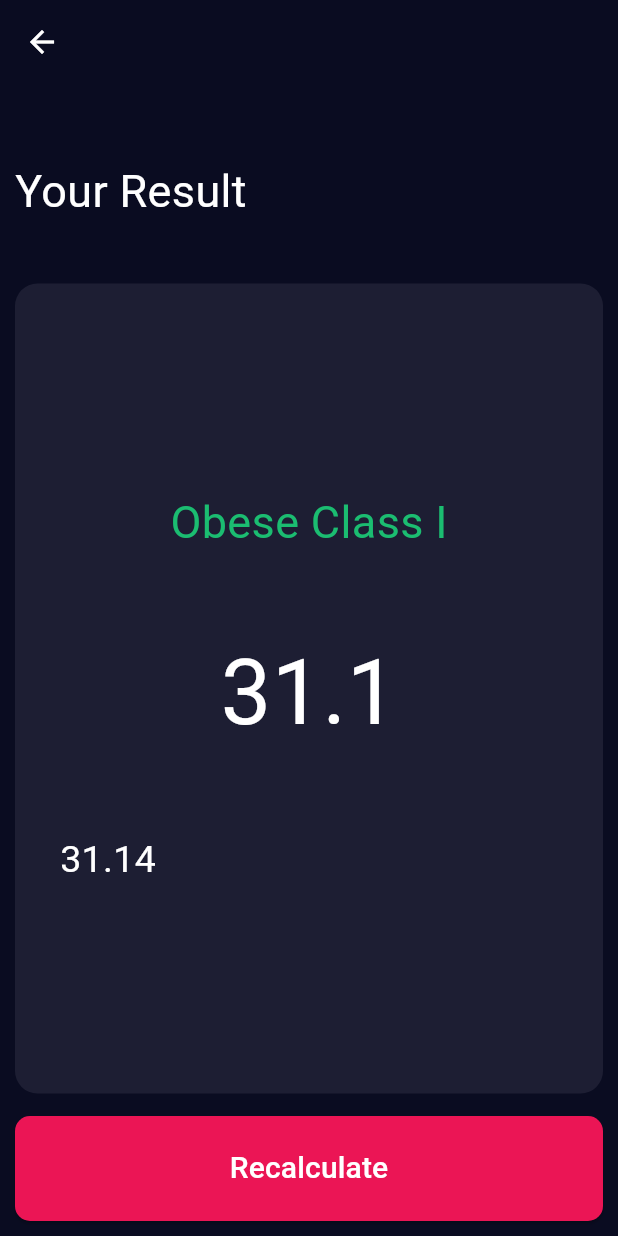
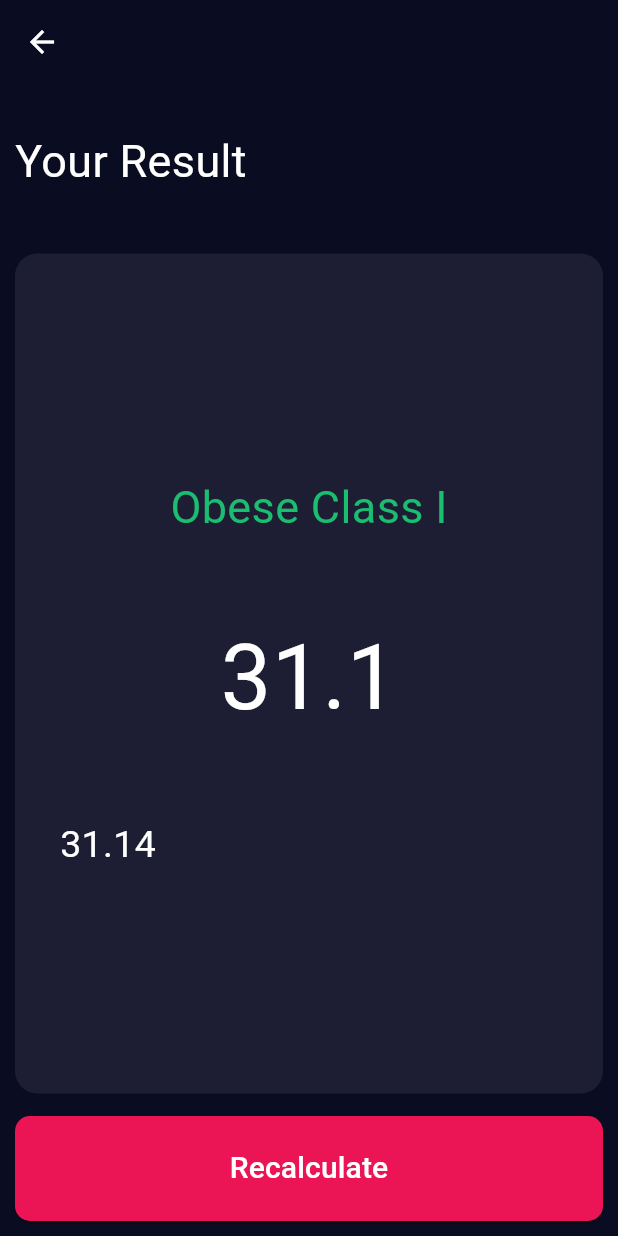
Before and after one commit to YoussefMohamed-joe/Flutter-Projects, a Flutter app: the screen it shows after launch, after a tap on "Calculate", on a phone screen of 412 x 824 dp. Run offline on Flutter 3.47's test engine with Material 3 defaults, Android fonts, the phone set to English and light mode, and no system bars.

Commit message:
change some heigh

```diff
--- a/bmi_calculator/lib/views/result_view.dart
+++ b/bmi_calculator/lib/views/result_view.dart
@@ -46,7 +46,7 @@ class ResultPage extends StatelessWidget {
           crossAxisAlignment: CrossAxisAlignment.start,
           children: [
             const SizedBox(
-              height: 40,
+              height: 20,
             ),
             Text(
               'Your Result',
```
